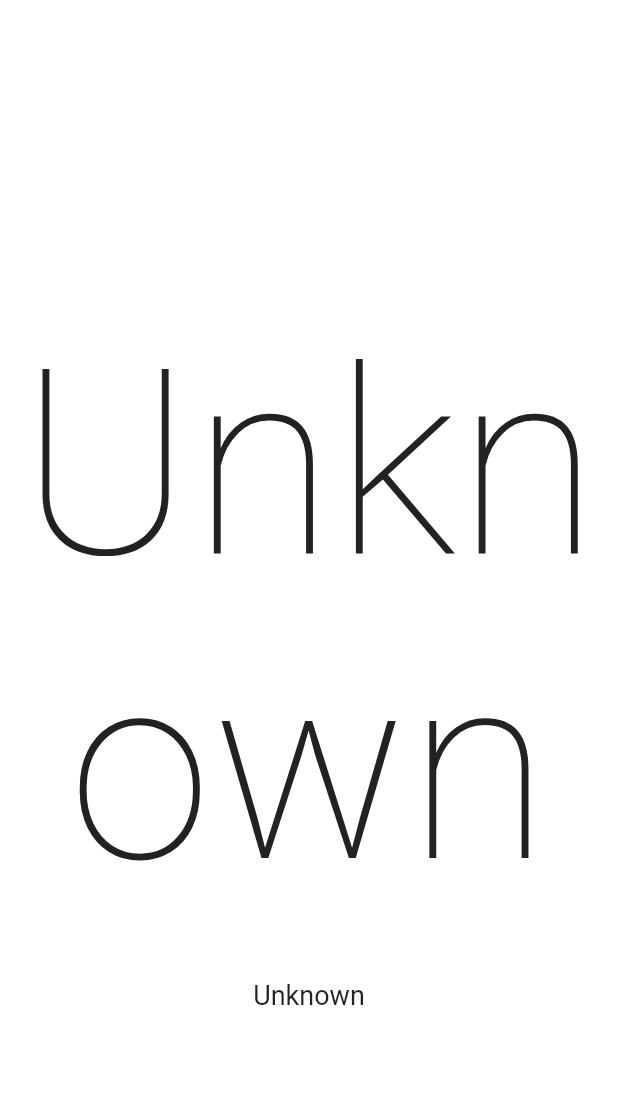
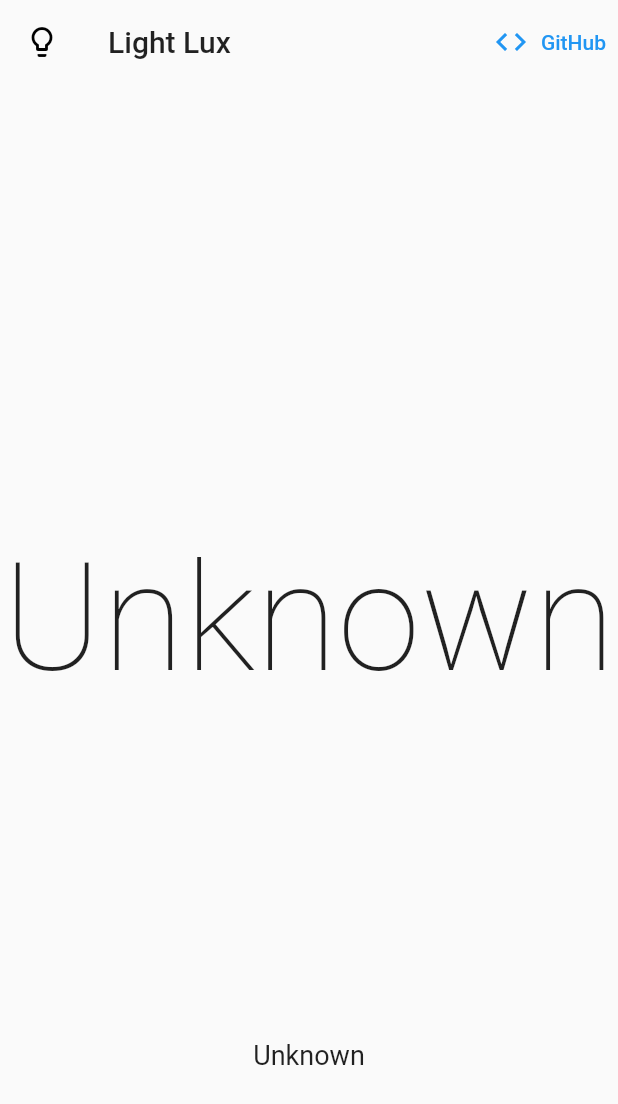
Before and after one commit to iqfareez/light_lux_flutter, a Flutter app: the screen it shows after launch, on a phone screen of 412 x 824 dp. Shown: the top 1104 px of the screen. Run offline on Flutter 3.47's test engine with Material 2 defaults, Android fonts, the phone set to English and light mode, and no system bars; drawn by our look-alikes of auto_size_text; missing offline and left inert: light.

Commit message:
Final release (#3)

```diff
--- a/lib/app.dart
+++ b/lib/app.dart
@@ -1,7 +1,8 @@
 import 'dart:async';
+import 'package:auto_size_text/auto_size_text.dart';
 import 'package:flutter/material.dart';
 import 'package:light/light.dart';
-import 'package:light_lux/equivalent.dart';
+import 'equivalent.dart';
 
 class AppPage extends StatefulWidget {
   @override
@@ -12,21 +13,19 @@ class _AppPageState extends State<AppPage> {
   String _luxString = 'Unknown';
   String _equivalentText = 'Unknown';
   Light _light;
-  Color bgColor = Colors.white;
+  double _opacity;
   StreamSubscription _subscription;
 
   void onData(int luxValue) async {
-    // print("Lux value: $luxValue");
     setState(() {
       _luxString = "$luxValue";
-      bgColor = Colors.blue.withAlpha(luxValue.clamp(0, 255));
+      _opacity = newValueFromRange(
+          luxValue.clamp(0, 800).toDouble(), 0, 800, 0.1, 1.0);
       _equivalentText = EquivalentLuxValue.getEquivalent(luxValue);
     });
   }
 
-  void stopListening() {
-    _subscription.cancel();
-  }
+  void stopListening() => _subscription.cancel();
 
   void startListening() {
     _light = Light();
@@ -41,22 +40,31 @@ class _AppPageState extends State<AppPage> {
   void initState() {
     super.initState();
     initPlatformState();
+    _opacity = 0.0;
   }
 
   // Platform messages are asynchronous, so we initialize in an async method.
-  Future<void> initPlatformState() async {
-    startListening();
-  }
+  Future<void> initPlatformState() async => startListening();
+
+  double newValueFromRange(
+          num value, num oldMin, num oldMax, num newMin, num newMax) =>
+      (((value - oldMin) * (newMax - newMin)) / (oldMax - oldMin)) + newMin;
 
   @override
   Widget build(BuildContext context) {
-    return Container(
-      color: bgColor,
-      child: Stack(
+    return Stack(
       children: [
+        AnimatedOpacity(
+          opacity: _opacity,
+          duration: Duration(milliseconds: 800),
+          child: Container(
+            color: Colors.orange,
+          ),
+        ),
         Center(
-            child: Text(
+          child: AutoSizeText(
             _luxString,
+            maxLines: 1,
             style: TextStyle(
               fontSize: 173,
               fontWeight: FontWeight.w100,
@@ -66,7 +74,9 @@ class _AppPageState extends State<AppPage> {
         ),
         Positioned(
           width: MediaQuery.of(context).size.width,
-            bottom: 150,
+          bottom: MediaQuery.of(context).orientation == Orientation.landscape
+              ? 50
+              : 110,
           child: Text(
             _equivalentText,
             textAlign: TextAlign.center,
@@ -74,11 +84,6 @@ class _AppPageState extends State<AppPage> {
           ),
         ),
       ],
-      ),
     );
   }
 }
-
-// From anywhere in your app, add the following line of code:
-// Get.changeThemeMode(newThemeMode);
-// https://medium.com/swlh/flutter-dynamic-themes-in-3-lines-c3b375f292e3
--- a/lib/main.dart
+++ b/lib/main.dart
@@ -1,24 +1,47 @@
 import 'package:flutter/material.dart';
-import 'package:light_lux/app.dart';
+import 'package:url_launcher/url_launcher.dart';
+import 'app.dart';
 
-void main() {
-  // GetStorage.init(); //enable when using history function
-  runApp(MyApp());
-}
+void main() => runApp(MyApp());
 
 class MyApp extends StatelessWidget {
-  // This widget is the root of your application.
+  final url = 'https://github.com/iqfareez/Light-Lux-Flutter';
   @override
   Widget build(BuildContext context) {
     return MaterialApp(
       title: 'Light Lux',
       theme: ThemeData(
-        primaryColor: Colors.blue,
+        primaryColor: Colors.orange,
         visualDensity: VisualDensity.adaptivePlatformDensity,
       ),
       darkTheme: ThemeData.dark().copyWith(),
       themeMode: ThemeMode.system,
       home: Scaffold(
+        extendBodyBehindAppBar: true,
+        appBar: AppBar(
+          backgroundColor: Colors.transparent,
+          foregroundColor: Colors.transparent,
+          shadowColor: Colors.transparent,
+          elevation: 1,
+          leading: Icon(Icons.lightbulb_outline),
+          title: Text('Light Lux'),
+          actions: [
+            TextButton.icon(
+                onPressed: () async {
+                  if (await canLaunch(url)) {
+                    await launch(url);
+                  } else {
+                    ScaffoldMessenger.of(context).showSnackBar(SnackBar(
+                      content: Text('Can\'t launch URL. Unknown error'),
+                      backgroundColor: Colors.red,
+                    ));
+                    throw 'Could not launch $url';
+                  }
+                },
+                icon: Icon(Icons.code),
+                label: Text('GitHub'))
+          ],
+        ),
         body: AppPage(),
       ),
     );
--- a/pubspec.yaml
+++ b/pubspec.yaml
@@ -3,7 +3,7 @@ description: A new Flutter project.
 
 publish_to: "none"
 
-version: 1.0.0+1
+version: 1.0.1-F+2
 
 environment:
   sdk: ">=2.7.0 <3.0.0"
@@ -12,9 +12,9 @@ dependencies:
   flutter:
     sdk: flutter
 
-  cupertino_icons: ^1.0.0
-  get_storage: ^1.3.1
+  # cupertino_icons: ^1.0.0
   light: ^1.0.0
+  url_launcher: ^5.7.10
   auto_size_text: ^2.1.0
 
 dev_dependencies:
```
Also changed, not shown: pubspec.lock, 5 other files. Lines whose indentation alone changed are shown as unchanged.
